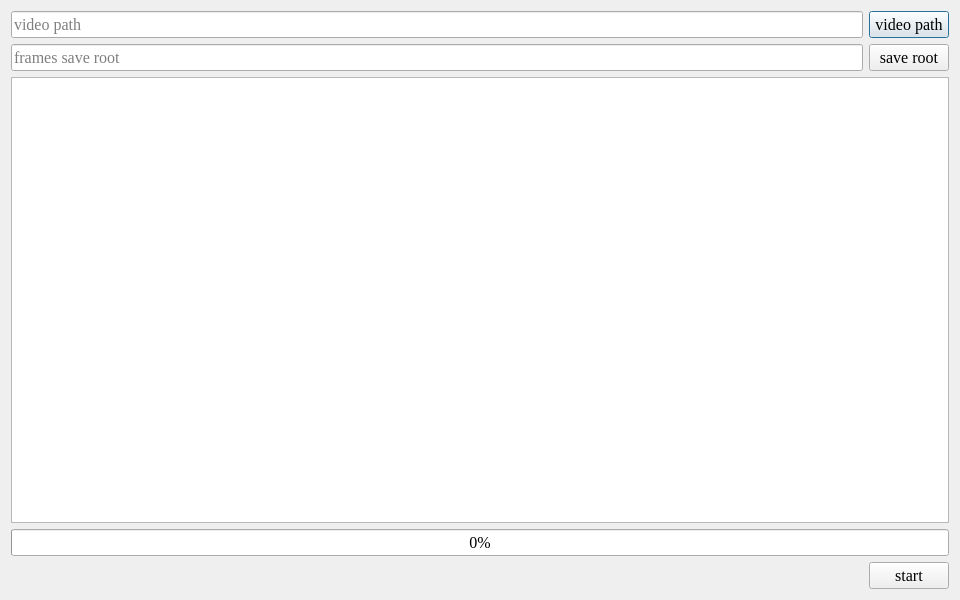
Old version of the form ISAT/ui/video_to_frames.ui in the repository yatengLG/ISAT_with_segment_anything.
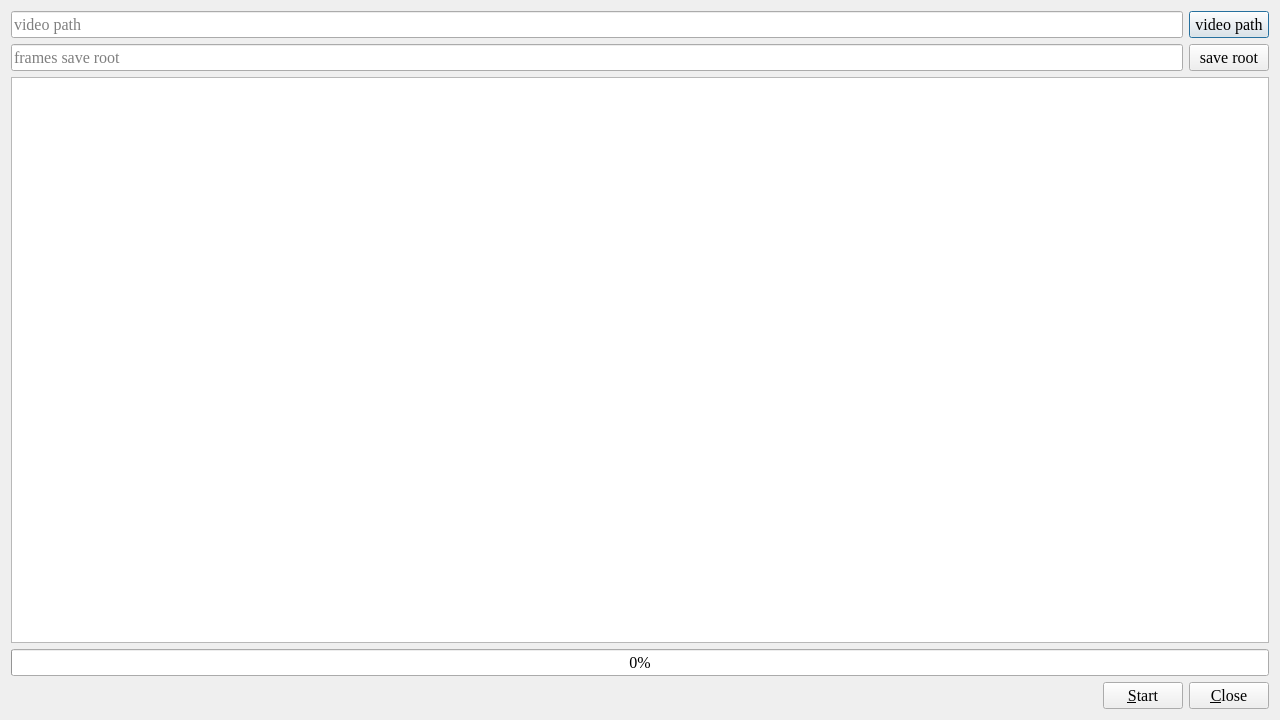
New version of the form.

What changed in the file:
```diff
--- a/ISAT/ui/video_to_frames.ui
+++ b/ISAT/ui/video_to_frames.ui
@@ -6,8 +6,8 @@
    <rect>
     <x>0</x>
     <y>0</y>
-    <width>960</width>
-    <height>600</height>
+    <width>1280</width>
+    <height>720</height>
    </rect>
   </property>
   <property name="font">
@@ -125,7 +125,14 @@
       <item>
        <widget class="QPushButton" name="pushButton_start">
         <property name="text">
-         <string>start</string>
+         <string>&amp;Start</string>
+        </property>
+       </widget>
+      </item>
+      <item>
+       <widget class="QPushButton" name="pushButton_close">
+        <property name="text">
+         <string>&amp;Close</string>
         </property>
        </widget>
       </item>
```
